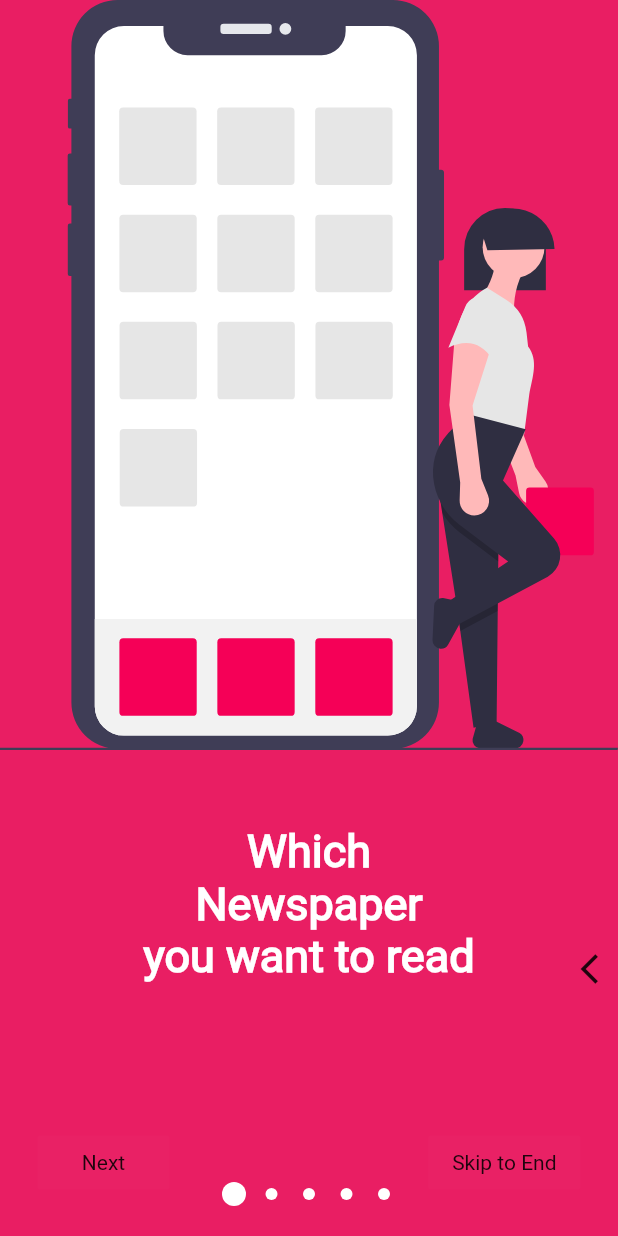
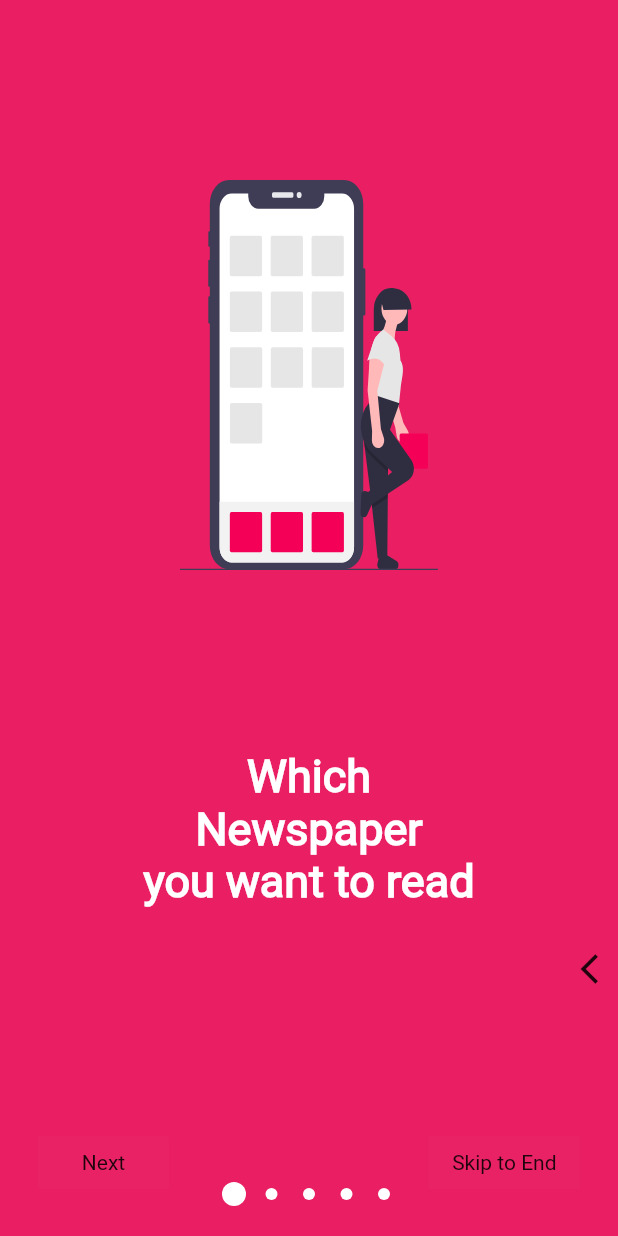
Before and after one commit to rony1235/bangladesh_newspapers, a Flutter app: the screen it shows after launch, after a tap on the "favorite outline" icon, after a tap on the "menu" icon, after a tap on "Settings", on a phone screen of 412 x 824 dp. Run offline on Flutter 3.47's test engine with Material 2 defaults, Android fonts, the light colour scheme and no system bars; drawn by our look-alikes of liquid_swipe; our stand-ins replace animated_text_kit, curved_navigation_bar, firebase_core, firebase_messaging, flutter_svg, font_awesome_flutter and 4 more; missing offline and left inert: fab_circular_menu, facebook_audience_network, flutter_inappwebview, flutter_webview_plugin; accounts and stored records are empty; network calls fail; Roboto replaces fonts that are missing (Billy); statements that could not run were skipped.

Commit message:
Add list

```diff
--- a/lib/screens/article_page.dart
+++ b/lib/screens/article_page.dart
@@ -212,7 +212,7 @@ class ArticlePageState extends State<ArticlePage> {
                                   ? Container(
                                       // We use this Container to create a black box that wraps the white text so that the user can read the text even when the image is white
 
-                                      color: Colors.redAccent,
+                                      color: kPrimaryColor,
                                       padding: EdgeInsets.all(5),
                                       child: Text(
                                         widget.article.Date,
--- a/lib/utilities/FirstPages.dart
+++ b/lib/utilities/FirstPages.dart
@@ -356,13 +356,14 @@ class _WithPages extends State<WithPages> {
                       children: <Widget>[
                         Container(
                           height: 500,
+                          child: Padding(
+                            padding:
+                                const EdgeInsets.fromLTRB(120.0, 120, 120, 120),
                             child: SvgPicture.asset(
                               'common_assert/home.svg',
                               fit: BoxFit.fill,
                             ),
                           ),
-                        SizedBox(
-                          height: 50,
                         ),
                         Column(
                           children: <Widget>[
@@ -394,13 +395,14 @@ class _WithPages extends State<WithPages> {
                       children: <Widget>[
                         Container(
                           height: 500,
+                          child: Padding(
+                            padding:
+                                const EdgeInsets.fromLTRB(120.0, 120, 120, 120),
                             child: SvgPicture.asset(
                               'common_assert/Scroll.svg',
                               fit: BoxFit.fill,
                             ),
                           ),
-                        SizedBox(
-                          height: 50,
                         ),
                         Column(
                           children: <Widget>[
@@ -432,13 +434,14 @@ class _WithPages extends State<WithPages> {
                       children: <Widget>[
                         Container(
                           height: 500,
+                          child: Padding(
+                            padding:
+                                const EdgeInsets.fromLTRB(120.0, 120, 120, 120),
                             child: SvgPicture.asset(
                               'common_assert/flip.svg',
                               fit: BoxFit.fill,
                             ),
                           ),
-                        SizedBox(
-                          height: 50,
                         ),
                         Column(
                           children: <Widget>[
@@ -470,13 +473,14 @@ class _WithPages extends State<WithPages> {
                       children: <Widget>[
                         Container(
                           height: 500,
+                          child: Padding(
+                            padding:
+                                const EdgeInsets.fromLTRB(120.0, 120, 120, 120),
                             child: SvgPicture.asset(
                               'common_assert/Wishlist.svg',
                               fit: BoxFit.fill,
                             ),
                           ),
-                        SizedBox(
-                          height: 50,
                         ),
                         Column(
                           children: <Widget>[
@@ -508,13 +512,14 @@ class _WithPages extends State<WithPages> {
                       children: <Widget>[
                         Container(
                           height: 500,
+                          child: Padding(
+                            padding:
+                                const EdgeInsets.fromLTRB(120.0, 120, 120, 120),
                             child: SvgPicture.asset(
                               'common_assert/Social_share.svg',
                               fit: BoxFit.fill,
                             ),
                           ),
-                        SizedBox(
-                          height: 50,
                         ),
                         Column(
                           children: <Widget>[
```
Lines whose indentation alone changed are shown as unchanged.
